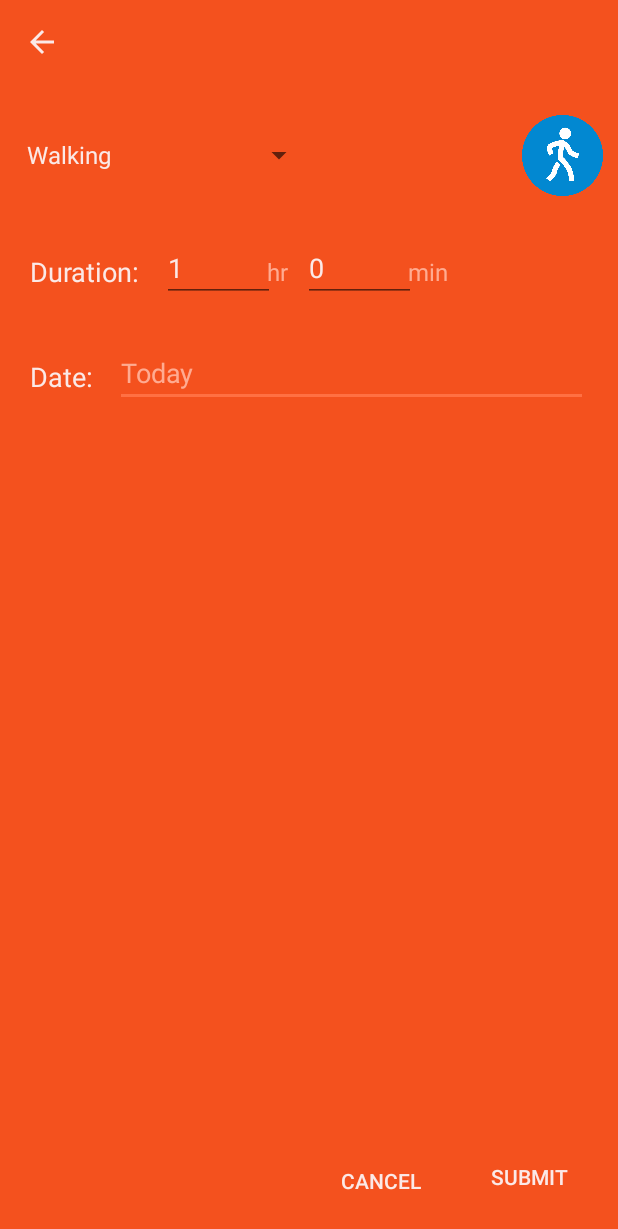
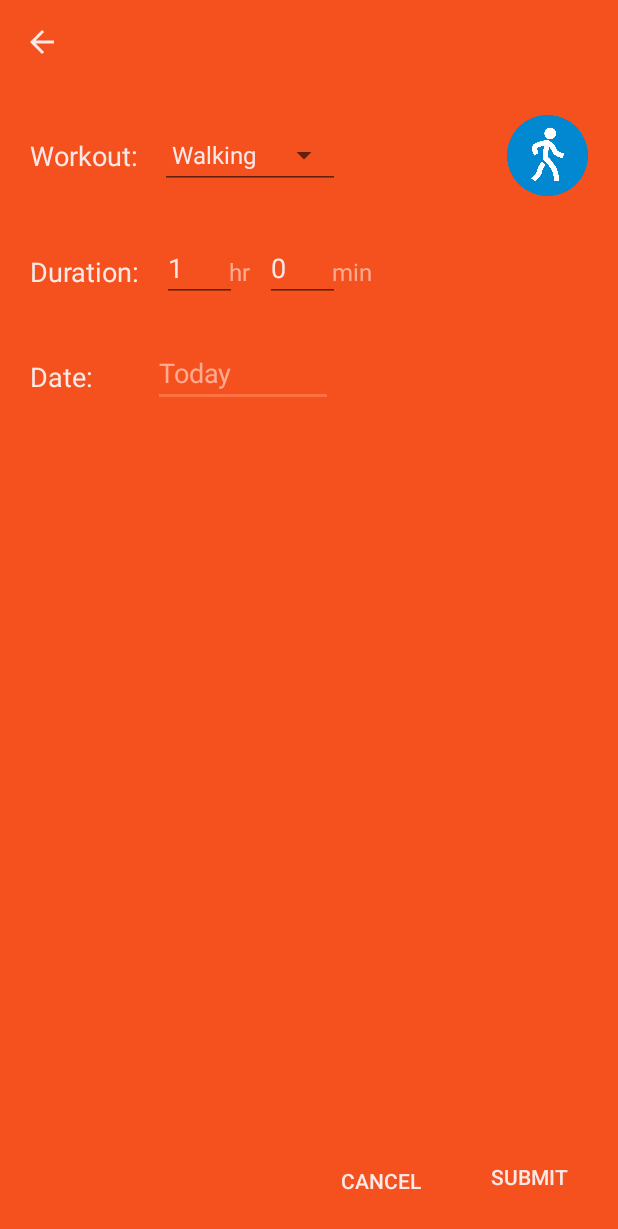
Before and after one commit to herrlax/activityTracker, an Android app: the AddActivity screen opened directly, with no data from a screen before it, on a phone screen of 412 x 824 dp. Shown: the top 1229 px of the screen. Run offline under Robolectric (Android 15) with nearby library versions, the phone set to English and light mode, and no system bars.

Commit message:
Small UI tweaks and fixed date formatting

```diff
--- a/app/src/main/res/layout/card_layout.xml
+++ b/app/src/main/res/layout/card_layout.xml
@@ -32,7 +32,7 @@
                 android:text="2h runnning"
                 android:layout_alignParentStart="true"
                 android:layout_alignParentTop="true"
-                android:textSize="24sp"
+                android:textSize="20sp"
                 />
 
             <TextView
--- a/app/src/main/res/layout/layout_add.xml
+++ b/app/src/main/res/layout/layout_add.xml
@@ -18,16 +18,42 @@
             android:id="@+id/typeLayout"
             android:layout_width="match_parent"
             android:layout_height="75dp"
+            android:padding="10dp"
             android:layout_gravity="center_horizontal">
 
+            <TextView
+                android:layout_width="wrap_content"
+                android:layout_height="wrap_content"
+                android:textAppearance="?android:attr/textAppearanceMedium"
+                android:textColor="@color/textLightest"
+                android:text="Workout: "
+                android:id="@+id/typeTextView"
+                android:layout_centerVertical="true"
+                android:layout_alignParentStart="true" />
+
+            <EditText
+                android:layout_width="120dp"
+                android:layout_height="wrap_content"
+                android:inputType="numberDecimal"
+                android:ems="10"
+                android:layout_centerVertical="true"
+                android:editable="false"
+                android:layout_toRightOf="@id/typeTextView"
+                android:layout_marginLeft="10dp"
+                android:textColor="@color/textLightest"
+                android:textColorHighlight="@color/textLightest"
+                android:textColorHint="@color/textLight"
+                android:textColorLink="@color/textLightest"/>
+
             <Spinner
-                android:layout_width="200dp"
+                android:layout_width="120dp"
                 android:layout_height="wrap_content"
+                android:layout_marginLeft="10dp"
                 android:id="@+id/itemSpinner"
                 android:entries="@array/spinnerActivities"
                 android:prompt="@string/spinner_act"
                 android:layout_centerVertical="true"
-                android:layout_alignParentStart="true" />
+                android:layout_toRightOf="@+id/typeTextView"/>
 
             <ImageView
                 android:layout_width="54dp"
@@ -60,7 +86,7 @@
                 android:layout_alignParentStart="true" />
 
             <EditText
-                android:layout_width="75dp"
+                android:layout_width="50dp"
                 android:layout_height="wrap_content"
                 android:inputType="numberDecimal"
                 android:ems="10"
@@ -86,7 +112,7 @@
                 android:layout_toRightOf="@+id/duationHourText" />
 
             <EditText
-                android:layout_width="75dp"
+                android:layout_width="50dp"
                 android:layout_height="wrap_content"
                 android:inputType="numberDecimal"
                 android:ems="10"
@@ -133,7 +159,7 @@
                 android:layout_alignParentStart="true" />
 
             <EditText
-                android:layout_width="fill_parent"
+                android:layout_width="120dp"
                 android:layout_height="wrap_content"
                 android:inputType="numberDecimal"
                 android:ems="10"
@@ -141,7 +167,7 @@
                 android:hint="Today"
                 android:layout_centerVertical="true"
                 android:layout_toRightOf="@id/dateTextView"
-                android:layout_marginLeft="10dp"
+                android:layout_marginLeft="35dp"
                 android:textColor="@color/textLightest"
                 android:textColorHighlight="@color/textLightest"
                 android:textColorHint="@color/textLight"
@@ -185,41 +211,6 @@
                 android:layout_alignParentTop="true"
                 android:layout_alignEnd="@+id/submitButton">
 
-                <!--<TextView
-                    android:layout_width="wrap_content"
-                    android:layout_height="wrap_content"
-                    android:textAppearance="?android:attr/textAppearanceMedium"
-                    android:textColor="@color/textLightest"
-                    android:text="Distance: "
-                    android:id="@+id/distanceTextView"
-                    android:layout_centerVertical="true"
-                    android:layout_alignParentStart="true" />
-
-                <EditText
-                    android:layout_width="75dp"
-                    android:layout_height="wrap_content"
-                    android:inputType="numberDecimal"
-                    android:ems="10"
-                    android:id="@+id/distanceText"
-                    android:layout_centerVertical="true"
-                    android:layout_toRightOf="@id/distanceTextView"
-                    android:layout_marginLeft="10dp"
-                    android:textColor="@color/textLightest"
-                    android:textColorHighlight="@color/textLightest"
-                    android:textColorHint="@color/textLight"
-                    android:textColorLink="@color/textLightest"/>
-
-                <TextView
-                    android:layout_width="wrap_content"
-                    android:layout_height="wrap_content"
-                    android:text="km"
-                    android:textSize="16sp"
-                    android:textColor="@color/textLight"
-                    android:layout_marginLeft="-5dp"
-                    android:id="@+id/distanceHintText"
-                    android:layout_centerVertical="true"
-                    android:layout_toRightOf="@+id/distanceText" />-->
-
             </RelativeLayout>
 
         </RelativeLayout>
```
Also changed, not shown: app/src/main/java/com/salmon/sports/spots/AddActivity.java (+14 -13 lines), app/src/main/java/com/salmon/sports/spots/HomeActivity.java (+11 -50 lines), app/src/main/java/com/salmon/sports/spots/SportItem.java (+21 -1 lines).
